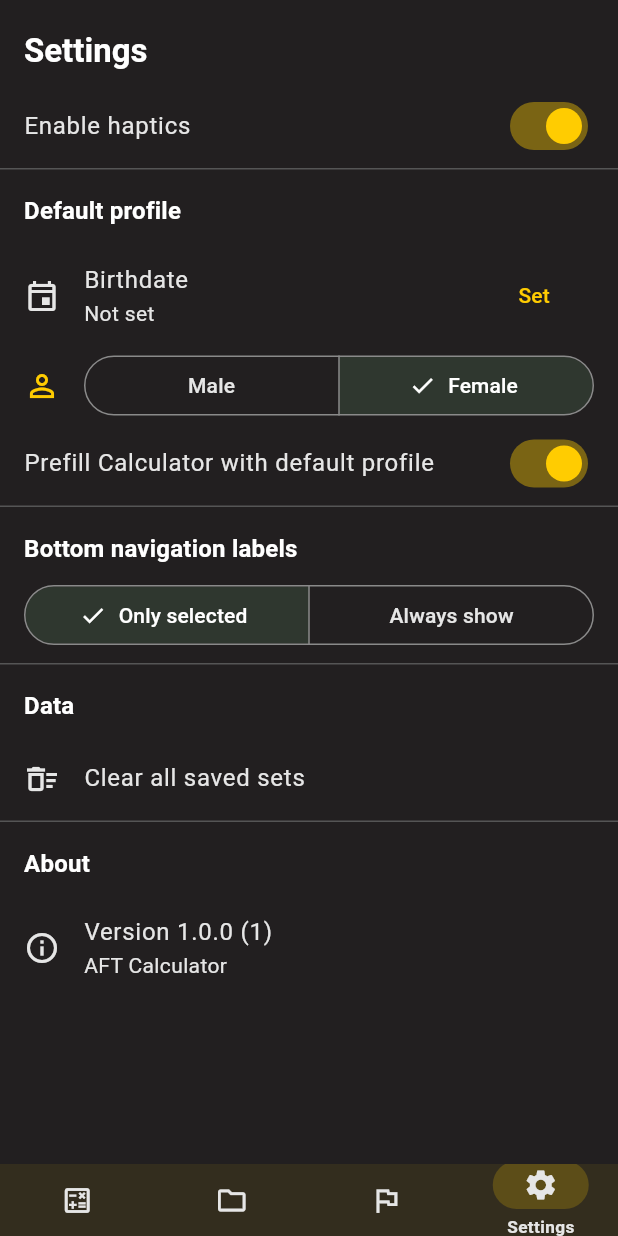
After one commit to lamontenunn/AFT, a Flutter app: the SettingsScreen screen opened by its route, after a tap on "Female", on a phone screen of 412 x 824 dp. The commit adds this screen. Run offline on Flutter 3.47's test engine with Material 3 defaults, Android fonts, the phone set to English and light mode, and no system bars; our stand-ins replace firebase_auth, firebase_core, flutter_riverpod, package_info_plus, shared_preferences; accounts and stored records are empty; network calls fail.

Commit message:
added settings page

```diff
--- a/lib/features/home/home_screen.dart
+++ b/lib/features/home/home_screen.dart
@@ -18,6 +18,7 @@ import 'package:aft_firebase_app/features/aft/logic/slider_config.dart' as slide
 import 'package:aft_firebase_app/widgets/aft_event_slider.dart';
 import 'package:aft_firebase_app/features/aft/logic/scoring_service.dart';
 import 'package:aft_firebase_app/router/app_router.dart';
+import 'package:aft_firebase_app/state/settings_state.dart';
 
 /// Home screen layout (first page) using Riverpod state.
 /// - Total card with right-side pass/fail box (gold outline) + Save button (auth-gated)
@@ -51,6 +52,9 @@ class _FeatureHomeScreenState extends ConsumerState<FeatureHomeScreen> {
   String? _sdcError;
   String? _plankError;
   String? _run2miError;
+
+  // Apply default profile (from Settings) once per visit when not editing
+  bool _prefillApplied = false;
 
 
   @override
@@ -168,6 +172,67 @@ class _FeatureHomeScreenState extends ConsumerState<FeatureHomeScreen> {
     });
     final auth = ref.watch(authStateProvider);
     final bool canSave = auth.isSignedIn && computed.total != null;
+
+    // React to Settings changes while on Calculator (apply defaults when not editing)
+    ref.listen<SettingsState>(settingsProvider, (prev, next) {
+      final editingNow = ref.read(editingSetProvider);
+      if (!next.applyDefaultsOnCalculator || editingNow != null) return;
+
+      // Compute age from DOB and apply if changed
+      final dob = next.defaultBirthdate;
+      if (dob != null) {
+        final now = DateTime.now();
+        int age = now.year - dob.year;
+        final hasHadBirthday = (now.month > dob.month) ||
+            (now.month == dob.month && now.day >= dob.day);
+        if (!hasHadBirthday) age--;
+        // Clamp to supported dropdown range [17..80] to avoid invalid value assertions
+        int clamped = age;
+        if (clamped < 17) clamped = 17;
+        if (clamped > 80) clamped = 80;
+        final current = ref.read(aftProfileProvider).age;
+        if (current != clamped) {
+          ref.read(aftProfileProvider.notifier).setAge(clamped);
+        }
+      }
+      // Apply sex if changed
+      final sex = next.defaultSex;
+      if (sex != null && ref.read(aftProfileProvider).sex != sex) {
+        ref.read(aftProfileProvider.notifier).setSex(sex);
+      }
+    });
+
+    // Prefill Calculator profile from Settings defaults when not editing
+    if (!_prefillApplied) {
+      final settings = ref.read(settingsProvider);
+      if (settings.applyDefaultsOnCalculator && editing == null) {
+        _prefillApplied = true;
+        WidgetsBinding.instance.addPostFrameCallback((_) {
+          final prof = ref.read(aftProfileProvider.notifier);
+          // Default birthdate -> compute age today
+          final dob = settings.defaultBirthdate;
+          if (dob != null) {
+            final now = DateTime.now();
+            int age = now.year - dob.year;
+            final hasHadBirthday = (now.month > dob.month) ||
+                (now.month == dob.month && now.day >= dob.day);
+            if (!hasHadBirthday) age--;
+            // Clamp to supported dropdown range [17..80]
+            int clampedAge = age;
+            if (clampedAge < 17) clampedAge = 17;
+            if (clampedAge > 80) clampedAge = 80;
+            prof.setAge(clampedAge);
+          }
+          // Default sex
+          final defSex = settings.defaultSex;
+          if (defSex != null) {
+            prof.setSex(defSex);
+          }
+        });
+      } else {
+        _prefillApplied = true;
+      }
+    }
 
     return GestureDetector(
       behavior: HitTestBehavior.opaque,
@@ -416,7 +481,7 @@ class _FeatureHomeScreenState extends ConsumerState<FeatureHomeScreen> {
                               child: DropdownButton<int>(
                                 value: profile.age,
                                 dropdownColor: cs.surface,
-                                items: List.generate(63, (i) => 18 + i)
+                                items: List.generate(64, (i) => 17 + i)
                                     .map((a) => DropdownMenuItem(
                                           value: a,
                                           child: Text('$a'),
--- a/lib/router/app_router.dart
+++ b/lib/router/app_router.dart
@@ -5,11 +5,13 @@ import 'package:aft_firebase_app/screens/standards_screen.dart';
 import 'package:aft_firebase_app/features/saves/saved_sets_screen.dart';
 import 'package:aft_firebase_app/features/auth/sign_in_page.dart';
 import 'package:aft_firebase_app/features/auth/auth_gate.dart';
+import 'package:aft_firebase_app/screens/settings_screen.dart';
 
  class Routes {
    static const String home = '/';
    static const String standards = '/standards';
    static const String savedSets = '/saved-sets';
+   static const String settings = '/settings';
    static const String signIn = '/sign-in';
  }
 
@@ -49,6 +51,17 @@ class AppRouter {
           transitionDuration: Duration.zero,
           reverseTransitionDuration: Duration.zero,
         );
+       case Routes.settings:
+         return PageRouteBuilder(
+           settings: settings,
+           pageBuilder: (context, animation, secondaryAnimation) =>
+               const AftScaffold(showHeader: false, child: SettingsScreen()),
+           transitionsBuilder: (context, animation, secondaryAnimation, child) {
+             return child;
+           },
+           transitionDuration: Duration.zero,
+           reverseTransitionDuration: Duration.zero,
+         );
        case Routes.signIn:
          return MaterialPageRoute(
            settings: settings,
--- /dev/null
+++ b/lib/screens/settings_screen.dart
@@ -0,0 +1,217 @@
+import 'package:flutter/material.dart';
+import 'package:flutter_riverpod/flutter_riverpod.dart';
+import 'package:aft_firebase_app/state/settings_state.dart';
+import 'package:aft_firebase_app/features/aft/state/aft_profile.dart';
+import 'package:aft_firebase_app/data/repository_providers.dart';
+import 'package:aft_firebase_app/features/auth/providers.dart';
+import 'package:package_info_plus/package_info_plus.dart';
+
+/// Body-only settings screen. Wrapped by AftScaffold(showHeader: false).
+class SettingsScreen extends ConsumerWidget {
+  const SettingsScreen({super.key});
+
+  @override
+  Widget build(BuildContext context, WidgetRef ref) {
+    final settings = ref.watch(settingsProvider);
+    final ctrl = ref.read(settingsProvider.notifier);
+
+    return ListView(
+      padding: const EdgeInsets.symmetric(vertical: 8),
+      children: [
+        // Header
+        Padding(
+          padding: const EdgeInsets.fromLTRB(16, 12, 16, 8),
+          child: Text(
+            'Settings',
+            style: Theme.of(context).textTheme.titleLarge?.copyWith(fontWeight: FontWeight.w700),
+          ),
+        ),
+
+        // Haptics
+        SwitchListTile.adaptive(
+          contentPadding: const EdgeInsets.symmetric(horizontal: 16),
+          title: const Text('Enable haptics'),
+          value: settings.hapticsEnabled,
+          onChanged: (v) => ctrl.setHapticsEnabled(v),
+        ),
+        const Divider(height: 1),
+
+        // Default profile
+        Padding(
+          padding: const EdgeInsets.fromLTRB(16, 16, 16, 8),
+          child: Text(
+            'Default profile',
+            style: Theme.of(context).textTheme.titleMedium?.copyWith(fontWeight: FontWeight.w600),
+          ),
+        ),
+        ListTile(
+          leading: const Icon(Icons.event_outlined),
+          title: const Text('Birthdate'),
+          subtitle: Text(
+            settings.defaultBirthdate == null
+                ? 'Not set'
+                : '${settings.defaultBirthdate!.year.toString().padLeft(4, '0')}-'
+                  '${settings.defaultBirthdate!.month.toString().padLeft(2, '0')}-'
+                  '${settings.defaultBirthdate!.day.toString().padLeft(2, '0')}'
+                  '  (Age today: ${_ageFromDob(settings.defaultBirthdate!)})',
+          ),
+          trailing: Wrap(
+            spacing: 8,
+            children: [
+              TextButton(
+                onPressed: () async {
+                  final initial = settings.defaultBirthdate ?? DateTime(DateTime.now().year - 25, 1, 1);
+                  final picked = await showDatePicker(
+                    context: context,
+                    initialDate: initial,
+                    firstDate: DateTime(1950, 1, 1),
+                    lastDate: DateTime.now(),
+                    helpText: 'Select birthdate',
+                  );
+                  await ctrl.setDefaultBirthdate(picked);
+                },
+                child: const Text('Set'),
+              ),
+              if (settings.defaultBirthdate != null)
+                TextButton(
+                  onPressed: () => ctrl.setDefaultBirthdate(null),
+                  child: const Text('Clear'),
+                ),
+            ],
+          ),
+        ),
+        Padding(
+          padding: const EdgeInsets.symmetric(horizontal: 16),
+          child: Row(
+            children: [
+              const Icon(Icons.person_outline),
+              const SizedBox(width: 16),
+              Expanded(
+                child: SegmentedButton<AftSex>(
+                  segments: const [
+                    ButtonSegment(value: AftSex.male, label: Text('Male')),
+                    ButtonSegment(value: AftSex.female, label: Text('Female')),
+                  ],
+                  selected: {settings.defaultSex ?? AftSex.male},
+                  onSelectionChanged: (sel) {
+                    if (sel.isNotEmpty) {
+                      ctrl.setDefaultSex(sel.first);
+                    }
+                  },
+                ),
+              ),
+            ],
+          ),
+        ),
+        SwitchListTile.adaptive(
+          contentPadding: const EdgeInsets.symmetric(horizontal: 16),
+          title: const Text('Prefill Calculator with default profile'),
+          value: settings.applyDefaultsOnCalculator,
+          onChanged: (v) => ctrl.setApplyDefaultsOnCalculator(v),
+        ),
+        const Divider(height: 1),
+
+        // Bottom navigation label behavior
+        Padding(
+          padding: const EdgeInsets.fromLTRB(16, 16, 16, 8),
+          child: Text(
+            'Bottom navigation labels',
+            style: Theme.of(context).textTheme.titleMedium?.copyWith(fontWeight: FontWeight.w600),
+          ),
+        ),
+        Padding(
+          padding: const EdgeInsets.symmetric(horizontal: 16),
+          child: SegmentedButton<NavLabelBehavior>(
+            segments: const [
+              ButtonSegment(value: NavLabelBehavior.onlySelected, label: Text('Only selected')),
+              ButtonSegment(value: NavLabelBehavior.always, label: Text('Always show')),
+            ],
+            selected: {settings.navBehavior},
+            onSelectionChanged: (sel) {
+              if (sel.isNotEmpty) {
+                ctrl.setNavBehavior(sel.first);
+              }
+            },
+          ),
+        ),
+        const SizedBox(height: 8),
+        const Divider(height: 1),
+
+        // Data management
+        Padding(
+          padding: const EdgeInsets.fromLTRB(16, 16, 16, 8),
+          child: Text(
+            'Data',
+            style: Theme.of(context).textTheme.titleMedium?.copyWith(fontWeight: FontWeight.w600),
+          ),
+        ),
+        ListTile(
+          leading: const Icon(Icons.delete_sweep_outlined),
+          title: const Text('Clear all saved sets'),
+          onTap: () async {
+            final ok = await showDialog<bool>(
+              context: context,
+              builder: (ctx) => AlertDialog(
+                title: const Text('Clear all saved sets?'),
+                content: const Text('This will delete all saved sets for the current user.'),
+                actions: [
+                  TextButton(onPressed: () => Navigator.of(ctx).pop(false), child: const Text('Cancel')),
+                  FilledButton(onPressed: () => Navigator.of(ctx).pop(true), child: const Text('Clear all')),
+                ],
+              ),
+            );
+            if (ok == true) {
+              final repo = ref.read(aftRepositoryProvider);
+              final userId = ref.read(effectiveUserIdProvider);
+              await repo.clearScoreSets(userId: userId);
+              if (context.mounted) {
+                ScaffoldMessenger.of(context).showSnackBar(const SnackBar(content: Text('All sets cleared')));
+              }
+            }
+          },
+        ),
+        const Divider(height: 1),
+
+        // About
+        Padding(
+          padding: const EdgeInsets.fromLTRB(16, 16, 16, 8),
+          child: Text(
+            'About',
+            style: Theme.of(context).textTheme.titleMedium?.copyWith(fontWeight: FontWeight.w600),
+          ),
+        ),
+        FutureBuilder<PackageInfo>(
+          future: PackageInfo.fromPlatform(),
+          builder: (context, snap) {
+            final info = snap.data;
+            final version = info?.version ?? '—';
+            final build = info?.buildNumber ?? '—';
+            return ListTile(
+              leading: const Icon(Icons.info_outline),
+              title: Text('Version $version ($build)'),
+              subtitle: const Text('AFT Calculator'),
+              onTap: () {
+                showAboutDialog(
+                  context: context,
+                  applicationName: 'AFT Calculator',
+                  applicationVersion: '$version ($build)',
+                );
+              },
+            );
+          },
+        ),
+        const SizedBox(height: 12),
+      ],
+    );
+  }
+
+// Local helper: compute age in years from DOB at today.
+int _ageFromDob(DateTime dob) {
+  final now = DateTime.now();
+  int age = now.year - dob.year;
+  final hasHadBirthdayThisYear = (now.month > dob.month) ||
+      (now.month == dob.month && now.day >= dob.day);
+  if (!hasHadBirthdayThisYear) age--;
+  return age.clamp(0, 150);
+}
+}
--- /dev/null
+++ b/lib/state/settings_state.dart
@@ -0,0 +1,179 @@
+import 'package:flutter/material.dart';
+import 'package:flutter_riverpod/flutter_riverpod.dart';
+import 'package:shared_preferences/shared_preferences.dart';
+import 'package:aft_firebase_app/features/aft/state/aft_profile.dart';
+
+enum NavLabelBehavior {
+  onlySelected,
+  always,
+}
+
+@immutable
+class SettingsState {
+  final bool hapticsEnabled;
+  final NavLabelBehavior navBehavior;
+
+  // Default profile settings
+  final DateTime? defaultBirthdate;
+  final AftSex? defaultSex;
+  final bool applyDefaultsOnCalculator;
+
+  const SettingsState({
+    required this.hapticsEnabled,
+    required this.navBehavior,
+    this.defaultBirthdate,
+    this.defaultSex,
+    required this.applyDefaultsOnCalculator,
+  });
+
+  SettingsState copyWith({
+    bool? hapticsEnabled,
+    NavLabelBehavior? navBehavior,
+    DateTime? defaultBirthdate,
+    AftSex? defaultSex,
+    bool? applyDefaultsOnCalculator,
+    bool clearBirthdate = false,
+    bool clearSex = false,
+  }) {
+    return SettingsState(
+      hapticsEnabled: hapticsEnabled ?? this.hapticsEnabled,
+      navBehavior: navBehavior ?? this.navBehavior,
+      defaultBirthdate: clearBirthdate ? null : (defaultBirthdate ?? this.defaultBirthdate),
+      defaultSex: clearSex ? null : (defaultSex ?? this.defaultSex),
+      applyDefaultsOnCalculator:
+          applyDefaultsOnCalculator ?? this.applyDefaultsOnCalculator,
+    );
+  }
+
+  static const SettingsState defaults = SettingsState(
+    hapticsEnabled: true,
+    navBehavior: NavLabelBehavior.onlySelected,
+    defaultBirthdate: null,
+    defaultSex: null,
+    applyDefaultsOnCalculator: true,
+  );
+}
+
+class SettingsController extends StateNotifier<SettingsState> {
+  SettingsController(this._ref) : super(SettingsState.defaults) {
+    _load();
+  }
+
+  static const _kHaptics = 'settings_hapticsEnabled';
+  static const _kNavBehavior = 'settings_navLabelBehavior'; // 0: onlySelected, 1: always
+  static const _kDefaultBirthdate = 'settings_defaultBirthdate'; // yyyy-MM-dd
+  static const _kDefaultSex = 'settings_defaultSex'; // 'male' | 'female'
+  static const _kPrefillCalc = 'settings_applyDefaultsOnCalculator';
+
+  final Ref _ref;
+
+  Future<void> _load() async {
+    final prefs = await SharedPreferences.getInstance();
+    final haptics = prefs.getBool(_kHaptics);
+    final navIdx = prefs.getInt(_kNavBehavior);
+    final dobStr = prefs.getString(_kDefaultBirthdate);
+    final sexStr = prefs.getString(_kDefaultSex);
+    final prefill = prefs.getBool(_kPrefillCalc);
+
+    state = state.copyWith(
+      hapticsEnabled: haptics ?? SettingsState.defaults.hapticsEnabled,
+      navBehavior: _fromIndex(navIdx ?? 0),
+      defaultBirthdate: _parseYmd(dobStr),
+      defaultSex: _parseSex(sexStr),
+      applyDefaultsOnCalculator:
+          prefill ?? SettingsState.defaults.applyDefaultsOnCalculator,
+    );
+  }
+
+  Future<void> setHapticsEnabled(bool enabled) async {
+    state = state.copyWith(hapticsEnabled: enabled);
+    final prefs = await SharedPreferences.getInstance();
+    await prefs.setBool(_kHaptics, enabled);
+  }
+
+  Future<void> setNavBehavior(NavLabelBehavior behavior) async {
+    state = state.copyWith(navBehavior: behavior);
+    final prefs = await SharedPreferences.getInstance();
+    await prefs.setInt(_kNavBehavior, _toIndex(behavior));
+  }
+
+  Future<void> setDefaultBirthdate(DateTime? dob) async {
+    state = state.copyWith(defaultBirthdate: dob, clearBirthdate: dob == null);
+    final prefs = await SharedPreferences.getInstance();
+    if (dob == null) {
+      await prefs.remove(_kDefaultBirthdate);
+    } else {
+      await prefs.setString(_kDefaultBirthdate, _formatYmd(dob));
+    }
+  }
+
+  Future<void> setDefaultSex(AftSex? sex) async {
+    state = state.copyWith(defaultSex: sex, clearSex: sex == null);
+    final prefs = await SharedPreferences.getInstance();
+    if (sex == null) {
+      await prefs.remove(_kDefaultSex);
+    } else {
+      await prefs.setString(_kDefaultSex, sex == AftSex.male ? 'male' : 'female');
+    }
+  }
+
+  Future<void> setApplyDefaultsOnCalculator(bool enabled) async {
+    state = state.copyWith(applyDefaultsOnCalculator: enabled);
+    final prefs = await SharedPreferences.getInstance();
+    await prefs.setBool(_kPrefillCalc, enabled);
+  }
+
+  int _toIndex(NavLabelBehavior b) {
+    switch (b) {
+      case NavLabelBehavior.onlySelected:
+        return 0;
+      case NavLabelBehavior.always:
+        return 1;
+    }
+  }
+
+  NavLabelBehavior _fromIndex(int i) {
+    switch (i) {
+      case 0:
+        return NavLabelBehavior.onlySelected;
+      case 1:
+        return NavLabelBehavior.always;
+      default:
+        return SettingsState.defaults.navBehavior;
+    }
+  }
+
+  DateTime? _parseYmd(String? s) {
+    if (s == null || s.isEmpty) return null;
+    // Expect yyyy-MM-dd
+    try {
+      final parts = s.split('-');
+      if (parts.length != 3) return null;
+      final y = int.parse(parts[0]);
+      final m = int.parse(parts[1]);
+      final d = int.parse(parts[2]);
+      return DateTime(y, m, d);
+    } catch (_) {
+      return null;
+    }
+  }
+
+  String _formatYmd(DateTime d) {
+    final y = d.year.toString().padLeft(4, '0');
+    final m = d.month.toString().padLeft(2, '0');
+    final da = d.day.toString().padLeft(2, '0');
+    return '$y-$m-$da';
+  }
+
+  AftSex? _parseSex(String? s) {
+    if (s == null) return null;
+    if (s == 'male') return AftSex.male;
+    if (s == 'female') return AftSex.female;
+    return null;
+  }
+}
+
+final settingsProvider =
+    StateNotifierProvider<SettingsController, SettingsState>((ref) {
+  return SettingsController(ref);
+});
```
Also changed, not shown: lib/shell/aft_scaffold.dart (+18 -72 lines), pubspec.yaml (+3 -69 lines), pubspec.lock, 1 other file. Lines whose indentation alone changed are shown as unchanged.
